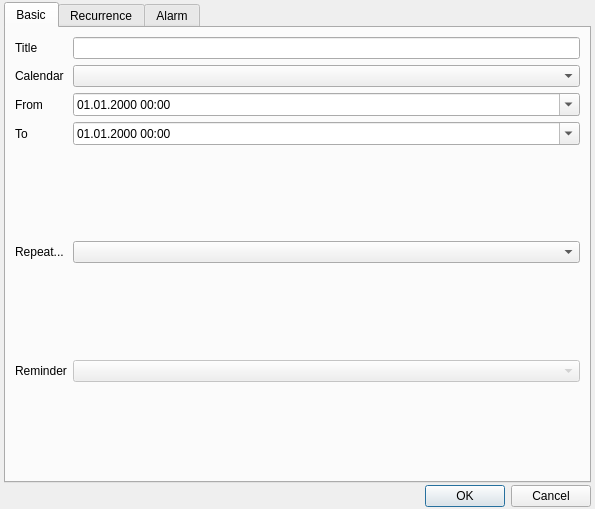
This is src/ui/appointmentdialog.ui in ngc42/Daylight as Qt 5 draws it before an edit. The edited form follows.
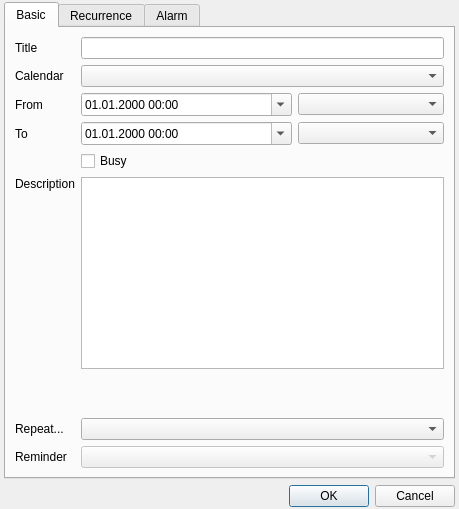
This is the edited form.

Commit message: AppointmentDialog: TimeZones, Sequences(partly), description(UI), BusyFree-Checkbox

Patch:
```diff
--- a/src/ui/appointmentdialog.ui
+++ b/src/ui/appointmentdialog.ui
@@ -6,7 +6,7 @@
    <rect>
     <x>0</x>
     <y>0</y>
-    <width>595</width>
+    <width>459</width>
     <height>509</height>
    </rect>
   </property>
@@ -14,9 +14,6 @@
    <string>New Appointment - Daylight</string>
   </property>
   <layout class="QVBoxLayout" name="verticalLayout">
-   <property name="spacing">
-    <number>2</number>
-   </property>
    <property name="leftMargin">
     <number>4</number>
    </property>
@@ -38,16 +35,32 @@
       <attribute name="title">
        <string>Basic</string>
       </attribute>
-      <layout class="QFormLayout" name="formLayout_2">
-       <item row="0" column="0">
-        <widget class="QLabel" name="label_7">
+      <layout class="QGridLayout" name="gridLayout_8">
+       <item row="10" column="0">
+        <widget class="QLabel" name="label_3">
          <property name="text">
-          <string>Title</string>
+          <string>Repeat...</string>
          </property>
         </widget>
        </item>
-       <item row="0" column="1">
-        <widget class="QLineEdit" name="basic_title_le"/>
+       <item row="4" column="1">
+        <widget class="QDateTimeEdit" name="basic_datetime_endInterval">
+         <property name="sizePolicy">
+          <sizepolicy hsizetype="Preferred" vsizetype="Fixed">
+           <horstretch>3</horstretch>
+           <verstretch>0</verstretch>
+          </sizepolicy>
+         </property>
+         <property name="correctionMode">
+          <enum>QAbstractSpinBox::CorrectToNearestValue</enum>
+         </property>
+         <property name="displayFormat">
+          <string>dd.MM.yyyy HH:mm</string>
+         </property>
+         <property name="calendarPopup">
+          <bool>true</bool>
+         </property>
+        </widget>
        </item>
        <item row="1" column="0">
         <widget class="QLabel" name="label_4">
@@ -56,8 +69,60 @@
          </property>
         </widget>
        </item>
-       <item row="1" column="1">
-        <widget class="QComboBox" name="basic_select_calendar_combo"/>
+       <item row="9" column="0" colspan="3">
+        <spacer name="verticalSpacer">
+         <property name="orientation">
+          <enum>Qt::Vertical</enum>
+         </property>
+         <property name="sizeType">
+          <enum>QSizePolicy::MinimumExpanding</enum>
+         </property>
+         <property name="sizeHint" stdset="0">
+          <size>
+           <width>20</width>
+           <height>40</height>
+          </size>
+         </property>
+        </spacer>
+       </item>
+       <item row="11" column="0">
+        <widget class="QLabel" name="label_6">
+         <property name="text">
+          <string>Reminder</string>
+         </property>
+        </widget>
+       </item>
+       <item row="2" column="1">
+        <widget class="QDateTimeEdit" name="basic_datetime_startInterval">
+         <property name="sizePolicy">
+          <sizepolicy hsizetype="Preferred" vsizetype="Fixed">
+           <horstretch>3</horstretch>
+           <verstretch>0</verstretch>
+          </sizepolicy>
+         </property>
+         <property name="correctionMode">
+          <enum>QAbstractSpinBox::CorrectToNearestValue</enum>
+         </property>
+         <property name="displayFormat">
+          <string>dd.MM.yyyy HH:mm</string>
+         </property>
+         <property name="calendarPopup">
+          <bool>true</bool>
+         </property>
+        </widget>
+       </item>
+       <item row="0" column="0">
+        <widget class="QLabel" name="label_7">
+         <property name="sizePolicy">
+          <sizepolicy hsizetype="Maximum" vsizetype="Preferred">
+           <horstretch>0</horstretch>
+           <verstretch>0</verstretch>
+          </sizepolicy>
+         </property>
+         <property name="text">
+          <string>Title</string>
+         </property>
+        </widget>
        </item>
        <item row="2" column="0">
         <widget class="QLabel" name="label">
@@ -66,47 +131,92 @@
          </property>
         </widget>
        </item>
-       <item row="2" column="1">
-        <widget class="QDateTimeEdit" name="basic_datetime_startInterval">
-         <property name="correctionMode">
-          <enum>QAbstractSpinBox::CorrectToNearestValue</enum>
+       <item row="7" column="0">
+        <widget class="QLabel" name="label_10">
+         <property name="text">
+          <string>Description</string>
          </property>
-         <property name="displayFormat">
-          <string>dd.MM.yyyy HH:mm</string>
+         <property name="alignment">
+          <set>Qt::AlignLeading|Qt::AlignLeft|Qt::AlignTop</set>
          </property>
-         <property name="calendarPopup">
-          <bool>true</bool>
+        </widget>
+       </item>
+       <item row="11" column="1" colspan="3">
+        <widget class="QComboBox" name="basic_selectalarm_combo">
+         <property name="enabled">
+          <bool>false</bool>
          </property>
         </widget>
        </item>
-       <item row="3" column="0">
+       <item row="4" column="2" colspan="2">
+        <widget class="QComboBox" name="basic_tz_end_combo">
+         <property name="sizePolicy">
+          <sizepolicy hsizetype="Expanding" vsizetype="Fixed">
+           <horstretch>1</horstretch>
+           <verstretch>0</verstretch>
+          </sizepolicy>
+         </property>
+        </widget>
+       </item>
+       <item row="7" column="1" colspan="3">
+        <widget class="QPlainTextEdit" name="basic_description">
+         <property name="sizePolicy">
+          <sizepolicy hsizetype="Expanding" vsizetype="Preferred">
+           <horstretch>0</horstretch>
+           <verstretch>0</verstretch>
+          </sizepolicy>
+         </property>
+         <property name="maximumSize">
+          <size>
+           <width>16777215</width>
+           <height>1000</height>
+          </size>
+         </property>
+         <property name="sizeIncrement">
+          <size>
+           <width>0</width>
+           <height>1</height>
+          </size>
+         </property>
+         <property name="baseSize">
+          <size>
+           <width>0</width>
+           <height>100</height>
+          </size>
+         </property>
+        </widget>
+       </item>
+       <item row="0" column="1" colspan="3">
+        <widget class="QLineEdit" name="basic_title_le">
+         <property name="sizePolicy">
+          <sizepolicy hsizetype="MinimumExpanding" vsizetype="Fixed">
+           <horstretch>0</horstretch>
+           <verstretch>0</verstretch>
+          </sizepolicy>
+         </property>
+        </widget>
+       </item>
+       <item row="1" column="1" colspan="3">
+        <widget class="QComboBox" name="basic_select_calendar_combo"/>
+       </item>
+       <item row="2" column="2" colspan="2">
+        <widget class="QComboBox" name="basic_tz_start_combo">
+         <property name="sizePolicy">
+          <sizepolicy hsizetype="Expanding" vsizetype="Fixed">
+           <horstretch>1</horstretch>
+           <verstretch>0</verstretch>
+          </sizepolicy>
+         </property>
+        </widget>
+       </item>
+       <item row="4" column="0">
         <widget class="QLabel" name="label_2">
          <property name="text">
           <string>To</string>
          </property>
         </widget>
        </item>
-       <item row="3" column="1">
-        <widget class="QDateTimeEdit" name="basic_datetime_endInterval">
-         <property name="correctionMode">
-          <enum>QAbstractSpinBox::CorrectToNearestValue</enum>
-         </property>
-         <property name="displayFormat">
-          <string>dd.MM.yyyy HH:mm</string>
-         </property>
-         <property name="calendarPopup">
-          <bool>true</bool>
-         </property>
-        </widget>
-       </item>
-       <item row="5" column="0">
-        <widget class="QLabel" name="label_3">
-         <property name="text">
-          <string>Repeat...</string>
-         </property>
-        </widget>
-       </item>
-       <item row="5" column="1">
+       <item row="10" column="1" colspan="3">
         <widget class="QComboBox" name="basic_repeattype_combo">
          <property name="enabled">
           <bool>true</bool>
@@ -125,59 +235,13 @@
          </property>
         </widget>
        </item>
-       <item row="7" column="0">
-        <widget class="QLabel" name="label_6">
+       <item row="5" column="1">
+        <widget class="QCheckBox" name="basic_busy_check">
          <property name="text">
-          <string>Reminder</string>
+          <string>Busy</string>
          </property>
         </widget>
        </item>
-       <item row="7" column="1">
-        <widget class="QComboBox" name="basic_selectalarm_combo">
-         <property name="enabled">
-          <bool>false</bool>
-         </property>
-        </widget>
-       </item>
-       <item row="4" column="1">
-        <spacer name="verticalSpacer">
-         <property name="orientation">
-          <enum>Qt::Vertical</enum>
-         </property>
-         <property name="sizeHint" stdset="0">
-          <size>
-           <width>20</width>
-           <height>40</height>
-          </size>
-         </property>
-        </spacer>
-       </item>
-       <item row="8" column="1">
-        <spacer name="verticalSpacer_2">
-         <property name="orientation">
-          <enum>Qt::Vertical</enum>
-         </property>
-         <property name="sizeHint" stdset="0">
-          <size>
-           <width>20</width>
-           <height>40</height>
-          </size>
-         </property>
-        </spacer>
-       </item>
-       <item row="6" column="1">
-        <spacer name="verticalSpacer_3">
-         <property name="orientation">
-          <enum>Qt::Vertical</enum>
-         </property>
-         <property name="sizeHint" stdset="0">
-          <size>
-           <width>20</width>
-           <height>40</height>
-          </size>
-         </property>
-        </spacer>
-       </item>
       </layout>
      </widget>
      <widget class="QWidget" name="tab_recurrence">
```
Left out of the diff: 16 changed lines with no effect on the pictures. The commit also changes 3 other files.
